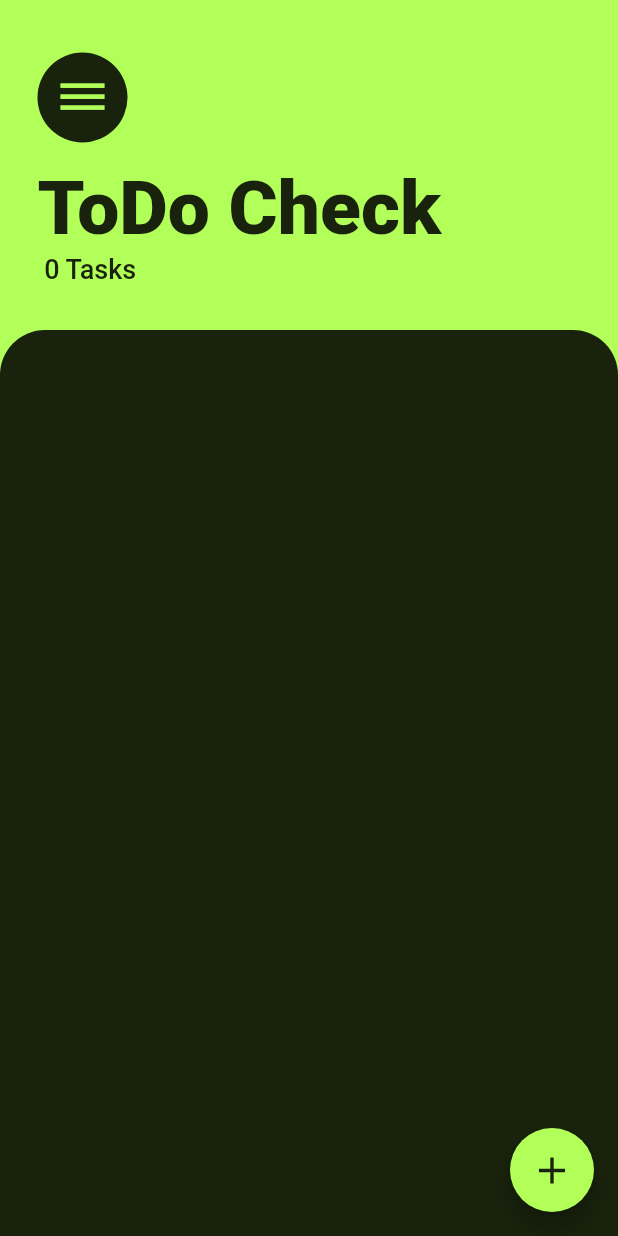
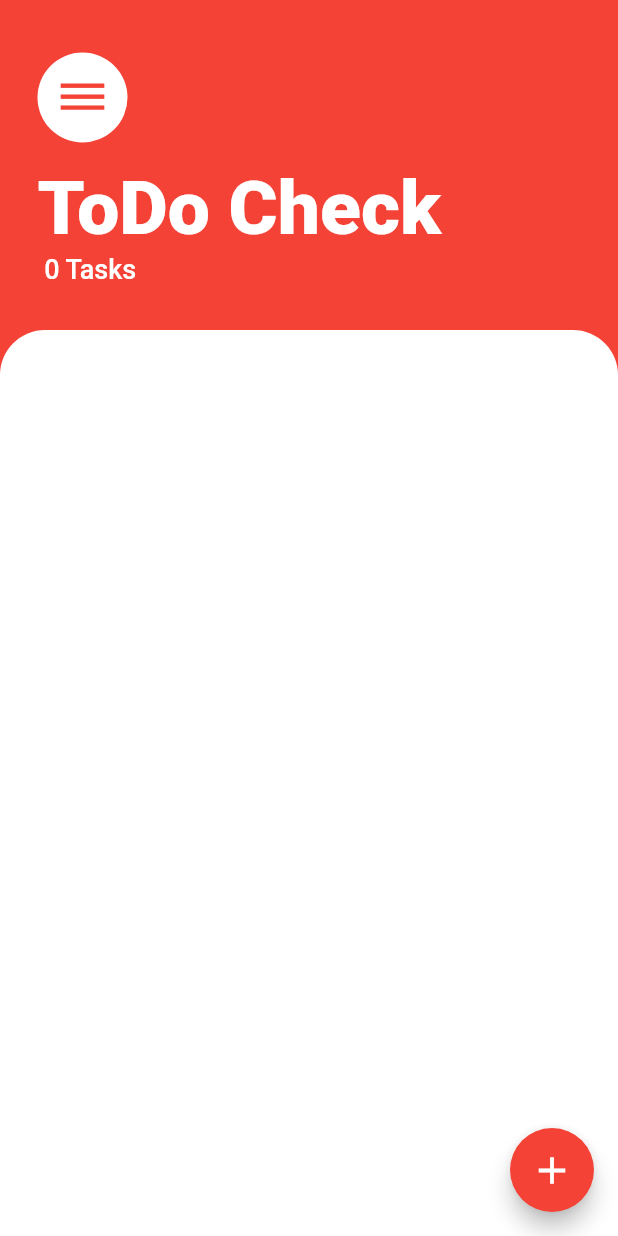
Before and after one commit to ikp-773/ToDo-Check, a Flutter app: the screen it shows after launch, on a phone screen of 412 x 824 dp. Run offline on Flutter 3.47's test engine with Material 2 defaults, Android fonts, the phone set to English and light mode, and no system bars; our stand-ins replace flutter_local_notifications.

```diff
--- a/lib/homePage.dart
+++ b/lib/homePage.dart
@@ -8,7 +8,7 @@ class HomePage extends StatelessWidget {
   @override
   Widget build(BuildContext context) {
     return Scaffold(
-      backgroundColor: Colors.lightGreenAccent,
+      backgroundColor: Colors.red,
       body: SafeArea(
         child: Column(
           crossAxisAlignment: CrossAxisAlignment.start,
@@ -19,11 +19,11 @@ class HomePage extends StatelessWidget {
                 crossAxisAlignment: CrossAxisAlignment.start,
                 children: <Widget>[
                   CircleAvatar(
-                    backgroundColor: Colors.black87,
+                    backgroundColor: Colors.white,
                     child: Icon(
                       Icons.dehaze,
                       size: 35,
-                      color: Colors.lightGreenAccent,
+                      color: Colors.red,
                     ),
                     radius: 30,
                   ),
@@ -35,7 +35,7 @@ class HomePage extends StatelessWidget {
                     style: TextStyle(
                       fontWeight: FontWeight.w900,
                       fontSize: 50,
-                      color: Colors.black87,
+                      color: Colors.white,
                     ),
                   ),
                   Text(
@@ -43,7 +43,7 @@ class HomePage extends StatelessWidget {
                     style: TextStyle(
                       fontWeight: FontWeight.w500,
                       fontSize: 18,
-                      color: Colors.black87,
+                      color: Colors.white,
                     ),
                   )
                 ],
@@ -52,7 +52,7 @@ class HomePage extends StatelessWidget {
             Expanded(
               child: Container(
                 decoration: BoxDecoration(
-                  color: Colors.black87,
+                  color: Colors.white,
                   borderRadius: BorderRadius.only(
                     topLeft: Radius.circular(30),
                     topRight: Radius.circular(30),
@@ -66,11 +66,11 @@ class HomePage extends StatelessWidget {
       ),
       floatingActionButton: FloatingActionButton(
         onPressed: () {},
-        backgroundColor: Colors.lightGreenAccent,
+        backgroundColor: Colors.red,
         child: IconButton(
           icon: Icon(
             Icons.add,
-            color: Colors.black87,
+            color: Colors.white,
             size: 30,
           ),
           onPressed: () {
--- a/lib/main.dart
+++ b/lib/main.dart
@@ -3,10 +3,25 @@ import 'package:todo_check/taskData.dart';
 import 'homePage.dart';
 import 'package:provider/provider.dart';
 import 'taskData.dart';
+import 'package:flutter_local_notifications/flutter_local_notifications.dart';
 
 void main() {
   runApp(MyApp());
 }
+
+//FlutterLocalNotificationsPlugin flutterLocalNotificationsPlugin =
+//    FlutterLocalNotificationsPlugin();
+//
+//Future<void> main() async {
+//  WidgetsFlutterBinding.ensureInitialized();
+//  var initializationSettingsAndroid = AndroidInitializationSettings('app_icon');
+//  var initializationSettingsIOS = IOSInitializationSettings();
+//  var initializationSettings = InitializationSettings(
+//      initializationSettingsAndroid, initializationSettingsIOS);
+//  await flutterLocalNotificationsPlugin.initialize(initializationSettings);
+//
+//  runApp(MyApp());
+//}
 
 class MyApp extends StatelessWidget {
   @override
@@ -14,8 +29,11 @@ class MyApp extends StatelessWidget {
     return ChangeNotifierProvider(
       create: (context) => TaskData(),
       child: MaterialApp(
-        theme: ThemeData.dark(),
+        debugShowCheckedModeBanner: false,
         home: HomePage(),
+        theme: ThemeData.light().copyWith(
+          accentColor: Colors.lightGreenAccent,
+        ),
       ),
     );
   }
--- a/pubspec.yaml
+++ b/pubspec.yaml
@@ -29,6 +29,8 @@ dependencies:
   # Use with the CupertinoIcons class for iOS style icons.
   cupertino_icons: ^0.1.3
   provider: ^4.3.1
+  localstorage: ^3.0.2+5
+  flutter_local_notifications: ^1.4.4+2
 
 dev_dependencies:
   flutter_test:
```
Also changed, not shown: pubspec.lock, 1 other file.
